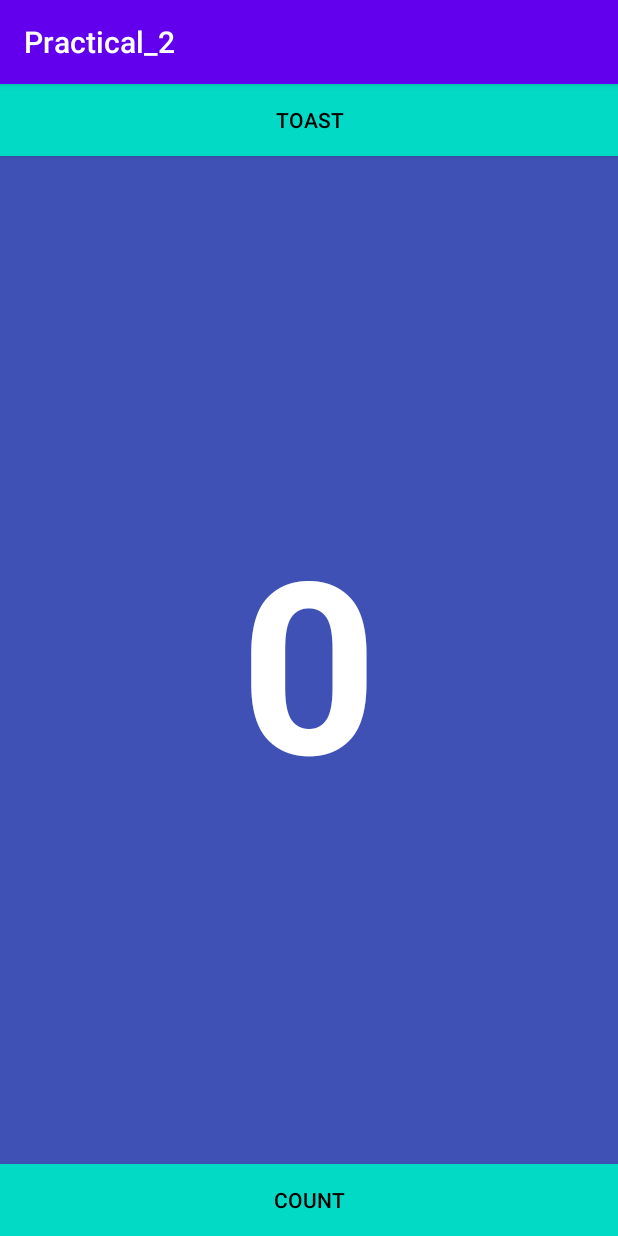
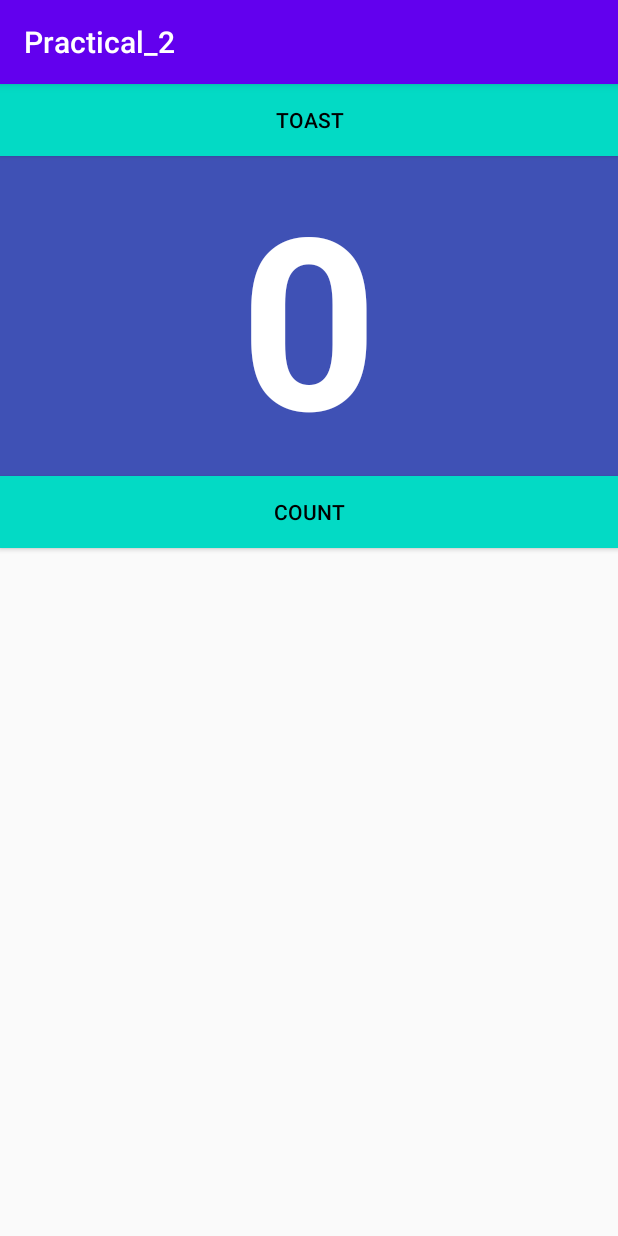
Before and after one commit to Marcus12-geek/Practical_task_1.2, an Android app: the screen it shows after launch (MainActivity), on a phone screen of 412 x 824 dp. Run offline under Robolectric (Android 15) with nearby library versions, the phone set to English and light mode, and no system bars.

Commit message:
practical1.2b task 3

```diff
--- a/app/src/main/res/layout/activity_main.xml
+++ b/app/src/main/res/layout/activity_main.xml
@@ -1,5 +1,5 @@
 <?xml version="1.0" encoding="utf-8"?>
-<LinearLayout xmlns:android="http://schemas.android.com/apk/res/android"
+<RelativeLayout xmlns:android="http://schemas.android.com/apk/res/android"
     xmlns:app="http://schemas.android.com/apk/res-auto"
     xmlns:tools="http://schemas.android.com/tools"
     android:layout_width="match_parent"
@@ -22,9 +22,11 @@
         android:id="@+id/show_count"
         android:layout_width="match_parent"
         android:layout_height="wrap_content"
-        android:layout_weight="1"
+        android:layout_below="@+id/button_toast"
+        android:layout_alignParentLeft="true"
+        android:layout_alignParentStart="true"
         android:background="#3F51B5"
-        android:gravity="center"
+        android:gravity="center_vertical"
         android:text="@string/zero"
         android:textAlignment="center"
         android:textColor="#FFFFFF"
@@ -36,9 +38,11 @@
         android:id="@+id/button_count"
         android:layout_width="match_parent"
         android:layout_height="wrap_content"
+        android:layout_below="@+id/show_count"
+        android:layout_centerHorizontal="true"
         android:background="@color/colorAccent"
         android:onClick="countup"
         android:text="@string/Count_text"
         android:textColor="@android:color/black"
         app:layout_constraintHorizontal_bias="0.498" />
-</LinearLayout>
+</RelativeLayout>
```
